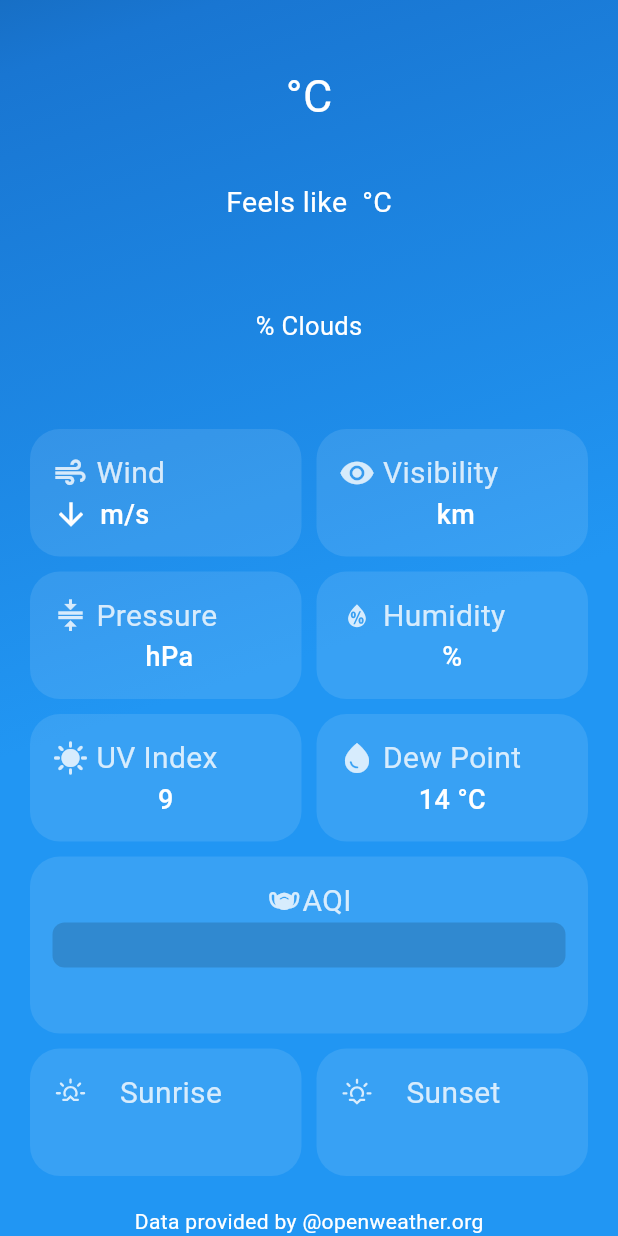
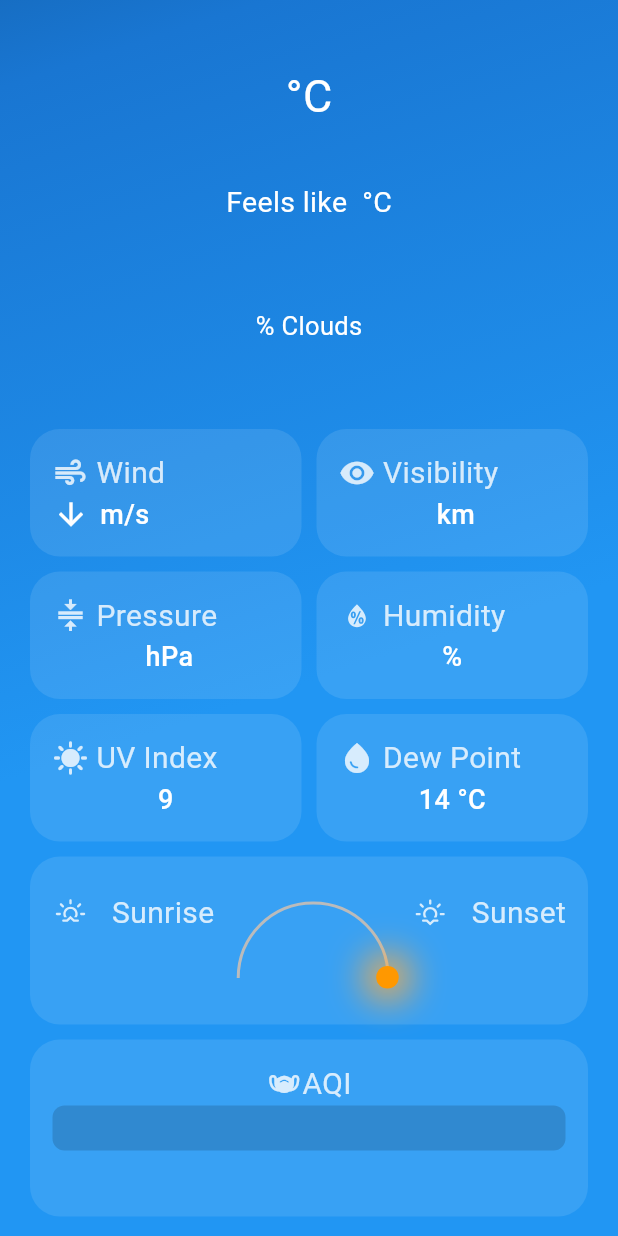
Before and after one commit to i-aman-jha/weather-app, a Flutter app: the screen it shows after launch, scrolled down 405 dp, on a phone screen of 412 x 824 dp. Run offline on Flutter 3.47's test engine with Material 3 defaults, Android fonts, the light colour scheme and no system bars; drawn by our look-alikes of flutter_animation_progress_bar; our stand-ins replace loading_animation_widget, weather_icons; network calls fail.

Commit message:
updated ui

```diff
--- a/lib/pages/homepage.dart
+++ b/lib/pages/homepage.dart
@@ -1,10 +1,10 @@
 import 'dart:convert';
-
 import 'package:flutter/material.dart';
 import 'package:url_launcher/url_launcher.dart';
 import 'package:weather_app/api.dart';
 import 'package:weather_app/utilities/cardproperties.dart';
 import 'package:weather_app/utilities/reusablefunctions.dart';
+import 'package:weather_app/utilities/sun.dart';
 import 'package:weather_app/utilities/weathercard.dart';
 import 'package:weather_icons/weather_icons.dart';
 
@@ -42,14 +42,9 @@ class _HomePageState extends State<HomePage> {
           'https://api.openweathermap.org/data/2.5/weather?q=$loc&appid=4804f3e29bb9276ca2341e61e6f6aab1';
       var data = await getdata(url);
       var decodedData = jsonDecode(data);
-      String url1 =
-          'https://api.openweathermap.org/geo/1.0/direct?q=$loc&limit=1&appid=4804f3e29bb9276ca2341e61e6f6aab1';
-      var data1 = await getdata(url1);
-      var decodedData1 = jsonDecode(data1);
 
-      lat = decodedData1[0]['lat'].toString();
-      lon = decodedData1[0]['lon'].toString();
-
+      lat = decodedData['coord']['lat'].toString();
+      lon = decodedData['coord']['lon'].toString();
       String url2 =
           'http://api.openweathermap.org/data/2.5/air_pollution/forecast?lat=$lat&lon=$lon&appid=4804f3e29bb9276ca2341e61e6f6aab1';
       var data2 = await getdata(url2);
@@ -182,6 +177,13 @@ class _HomePageState extends State<HomePage> {
                       ),
                       Row(
                         children: [
+                          sun(
+                            sunrise: sunrise,
+                            sunset: sunset,),
+                        ],
+                      ),
+                      Row(
+                        children: [
                           PCard(
                             property: "AQI",
                             icon: Icons.masks,
@@ -202,24 +204,6 @@ class _HomePageState extends State<HomePage> {
                           ),
                         ],
                       ),
-                      Row(
-                        children: [
-                          PCard(
-                              property: "    Sunrise",
-                              icon: WeatherIcons.sunrise,
-                              aqi: false,
-                              wind: false,
-                              windDirection: windDirection,
-                              value: unixtotime(sunrise)),
-                          PCard(
-                              property: "    Sunset",
-                              icon: WeatherIcons.sunset,
-                              aqi: false,
-                              wind: false,
-                              windDirection: windDirection,
-                              value: unixtotime(sunset)),
-                        ],
-                      ),
                     ],
                   )),
               GestureDetector(
--- /dev/null
+++ b/lib/utilities/sun.dart
@@ -0,0 +1,98 @@
+import 'package:flutter/material.dart';
+import 'package:weather_app/utilities/reusablefunctions.dart';
+import 'package:weather_app/utilities/sunpos.dart';
+import 'package:weather_icons/weather_icons.dart';
+
+class sun extends StatefulWidget {
+  final String sunrise;
+  final String sunset;
+  const sun({
+    super.key,
+    required this.sunrise,
+    required this.sunset,
+  });
+
+  @override
+  State<sun> createState() => _sunState();
+}
+
+class _sunState extends State<sun> {
+  @override
+  Widget build(BuildContext context) {
+    return Expanded(
+      child: Container(
+        margin: const EdgeInsets.all(5),
+        padding: const EdgeInsets.all(15),
+        decoration: BoxDecoration(
+          color: Colors.white.withOpacity(0.1),
+          borderRadius: const BorderRadius.all(Radius.circular(20)),
+        ),
+        child: Row(
+          children: [
+            Column(
+              children: [
+                Row(
+                  children: [
+                    Icon(
+                      WeatherIcons.sunrise,
+                      color: const Color.fromARGB(255, 255, 255, 255)
+                          .withOpacity(0.8),
+                    ),
+                    Text(
+                      "   Sunrise",
+                      style: TextStyle(
+                          fontSize: 20,
+                          color: const Color.fromARGB(255, 255, 255, 255)
+                              .withOpacity(0.8)),
+                    ),
+                  ],
+                ),
+                const SizedBox(height: 10,),
+                Text(
+                      unixtotime(widget.sunrise),
+                      style: const TextStyle(
+                      fontSize: 18,
+                      fontWeight: FontWeight.w500)
+                      ),
+              ],
+            ),
+            sunPosition(
+              sunrise: DateTime.fromMillisecondsSinceEpoch(
+                  int.tryParse(widget.sunrise)??0 * 1000),
+              sunset: DateTime.fromMillisecondsSinceEpoch(
+                  int.tryParse(widget.sunset)??0 * 1000),
+              current: DateTime.now(),
+            ),
+            Column(
+              children: [
+                Row(
+                  children: [
+                    Icon(
+                      WeatherIcons.sunset,
+                      color: const Color.fromARGB(255, 255, 255, 255)
+                          .withOpacity(0.8),
+                    ),
+                    Text(
+                      "   Sunset",
+                      style: TextStyle(
+                          fontSize: 20,
+                          color: const Color.fromARGB(255, 255, 255, 255)
+                              .withOpacity(0.8)),
+                    ),
+                  ],
+                ),
+                const SizedBox(height: 10,),
+                Text(
+                      unixtotime(widget.sunset),
+                      style: const TextStyle(
+                      fontSize: 18,
+                      fontWeight: FontWeight.w500)
+                      ),
+              ],
+            ),
+          ],
+        ),
+      ),
+    );
+  }
+}
--- /dev/null
+++ b/lib/utilities/sunpos.dart
@@ -0,0 +1,103 @@
+import 'package:flutter/material.dart';
+import 'dart:math';
+import 'package:flutter/widgets.dart';
+
+class SemicircularCurvePainter extends CustomPainter {
+  @override
+  void paint(Canvas canvas, Size size) {
+    double radius = size.width / 2;
+    Offset center = Offset(size.width / 2, size.height);
+
+    // Draw a semicircular curve
+    Paint paint = Paint()
+      ..color = const Color.fromARGB(255, 187, 187, 187)
+      ..strokeWidth = 2.0
+      ..style = PaintingStyle.stroke;
+
+    Rect rect = Rect.fromCircle(center: center, radius: radius);
+    canvas.drawArc(rect, pi, pi, false, paint);
+  }
+
+  @override
+  bool shouldRepaint(covariant CustomPainter oldDelegate) {
+    return false;
+  }
+}
+
+double posx(DateTime rise, DateTime set, DateTime current, double width) {
+  double x;
+  if (current.millisecondsSinceEpoch > set.millisecondsSinceEpoch) {
+    return width;
+  } else if (current.millisecondsSinceEpoch < rise.millisecondsSinceEpoch) {
+    return 0;
+  }
+  Duration duration = set.difference(rise);
+  int diff = duration.inMinutes;
+  Duration cduration = current.difference(rise);
+  int cdiff = cduration.inMinutes;
+  double ratio = cdiff / diff;
+  x = width * ratio;
+  return x;
+}
+
+double posy(double x) {
+  double y=sqrt(100*x-x*x);
+  return 50-y;
+}
+
+
+class sunPosition extends StatelessWidget {
+  final DateTime sunrise;
+  final DateTime sunset;
+  final DateTime current;
+  const sunPosition({super.key,
+  required this.sunrise,
+  required this.sunset,
+  required this.current,
+  });
+
+  @override
+  Widget build(BuildContext context) {
+    return Container(
+        child: Padding(
+          padding: const EdgeInsets.all(8.0),
+          child: Stack(children: [
+            Padding(
+              padding: const EdgeInsets.all(8.0),
+              child: CustomPaint(
+                size: Size(100, 50),
+                painter: SemicircularCurvePainter(),
+              ),
+            ),
+            Positioned(
+                left: posx(
+                  sunrise,
+                  sunset,
+                  current,
+                  100),
+                top: posy(posx(
+                  sunrise,
+                  sunset,
+                  current,
+                  100)),
+                child: Container(
+                  width: 15,
+                  height: 15,
+                  decoration: const BoxDecoration(
+                    shape: BoxShape.circle,
+                    color: Colors.orange,
+                    boxShadow: [
+                    BoxShadow(
+                      color: Colors.orangeAccent,
+                      spreadRadius: 8,
+                      blurRadius: 20,
+                    ),
+                  ],
+                  ),
+
+                ))
+          ]),
+        ),
+      );
+  }
+}
--- a/lib/utilities/weathercard.dart
+++ b/lib/utilities/weathercard.dart
@@ -1,5 +1,6 @@
 import 'package:flutter/material.dart';
 import 'package:loading_animation_widget/loading_animation_widget.dart';
+import 'package:weather_app/utilities/reusablefunctions.dart';
 import 'package:weather_app/utilities/search.dart';
 
 class WeatherCard extends StatefulWidget {
@@ -67,7 +68,7 @@ class _WeatherCardState extends State<WeatherCard> {
                     color: Colors.white,
                   ),
                   Text(
-                    loc,
+                    capitalizeFirstLetter(loc),
                     style: TextStyle(fontSize: 30),
                   ),
                 ],
```
